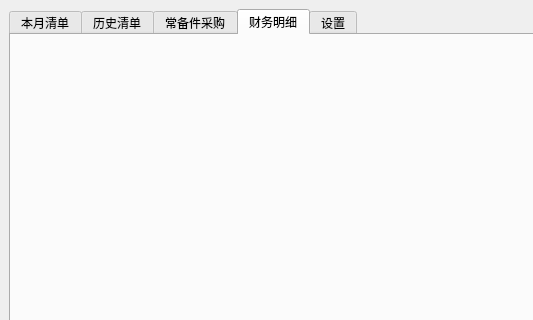
SCUT-RobotIC/RobotICPurchasingSystem, file page/mainwindow.ui: the form before one commit; both pictures show x 0 to 533 and y 0 to 320 of the 800 by 600 pixel window.
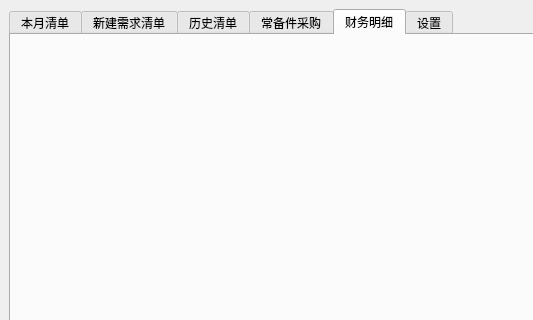
The form after the commit. The open tabs and pages were chosen to show the change.

Diff of the .ui file:
```diff
--- a/page/mainwindow.ui
+++ b/page/mainwindow.ui
@@ -26,6 +26,11 @@
        </attribute>
        <layout class="QVBoxLayout" name="verticalLayout"/>
       </widget>
+      <widget class="QWidget" name="tab_6">
+       <attribute name="title">
+        <string>新建需求清单</string>
+       </attribute>
+      </widget>
       <widget class="QWidget" name="tab_4">
        <attribute name="title">
         <string>历史清单</string>
```
Left out of the diff: 2 changed lines with no effect on the pictures.
